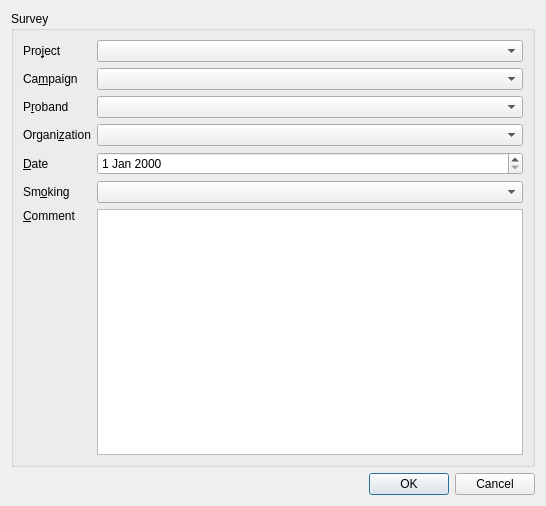
Before: the Qt Designer form surveydialog.ui in johanneslochmann/datacollector, drawn with Qt 5.
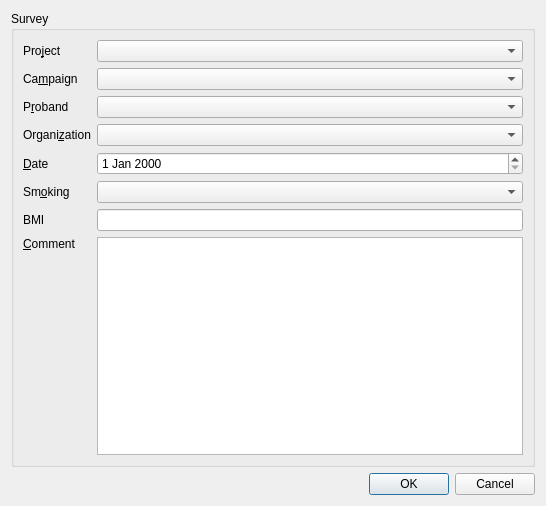
After: the same form once the commit is applied.

What changed in the file:
```diff
--- a/surveydialog.ui
+++ b/surveydialog.ui
@@ -99,6 +99,19 @@
        <widget class="QComboBox" name="smokingHabit"/>
       </item>
       <item row="6" column="0">
+       <widget class="QLabel" name="label_8">
+        <property name="text">
+         <string>BMI</string>
+        </property>
+        <property name="buddy">
+         <cstring>organization</cstring>
+        </property>
+       </widget>
+      </item>
+      <item row="6" column="1">
+       <widget class="QLineEdit" name="bmi"/>
+      </item>
+      <item row="7" column="0">
        <layout class="QVBoxLayout" name="verticalLayout">
         <item>
          <widget class="QLabel" name="label_5">
@@ -125,7 +138,7 @@
         </item>
        </layout>
       </item>
-      <item row="6" column="1">
+      <item row="7" column="1">
        <widget class="QTextEdit" name="comment"/>
       </item>
      </layout>
```
Left out of the diff: 2 changed lines with no effect on the pictures.
